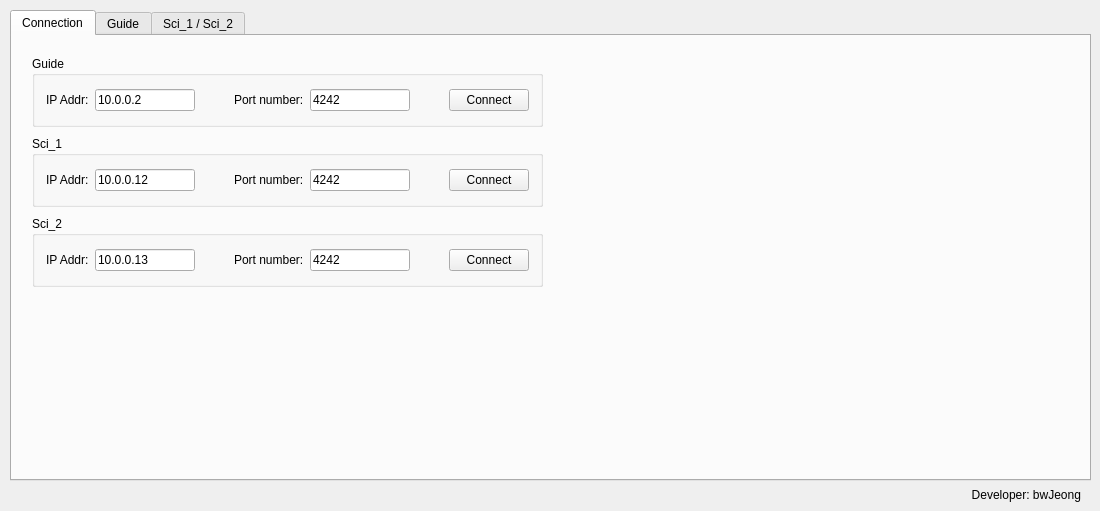
Above: mainwindow.ui from bwJeong/ArchonCommInspectionSW before the change. Below: the same form after it.
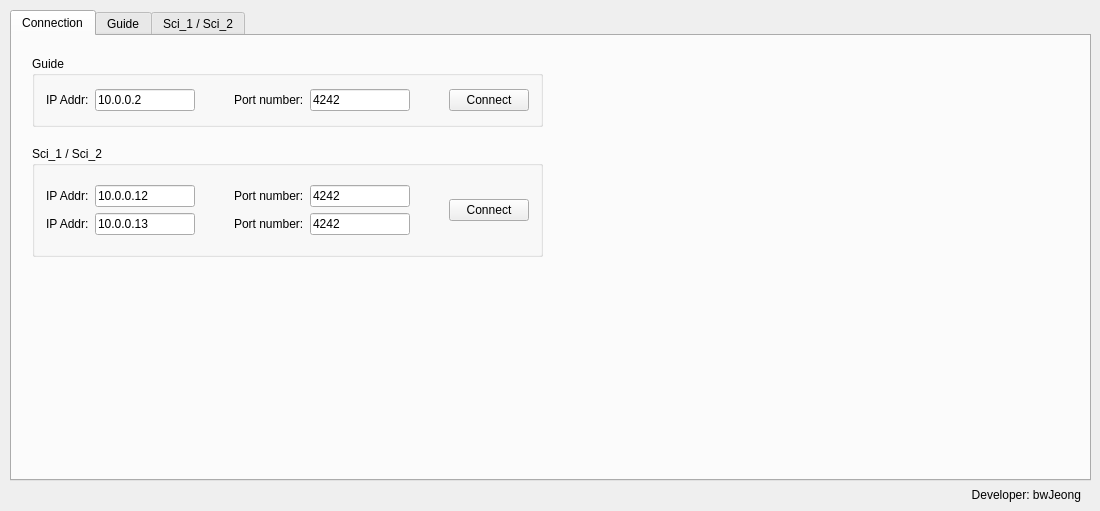
That is the form after the change.

Commit message: v0.1.0 - Add CCD Power ON/OFF button

Diff of the .ui file:
```diff
--- a/mainwindow.ui
+++ b/mainwindow.ui
@@ -26,9 +26,27 @@
       <height>471</height>
      </rect>
     </property>
+    <property name="tabPosition">
+     <enum>QTabWidget::North</enum>
+    </property>
+    <property name="tabShape">
+     <enum>QTabWidget::Rounded</enum>
+    </property>
     <property name="currentIndex">
      <number>0</number>
     </property>
+    <property name="elideMode">
+     <enum>Qt::ElideNone</enum>
+    </property>
+    <property name="documentMode">
+     <bool>false</bool>
+    </property>
+    <property name="tabsClosable">
+     <bool>false</bool>
+    </property>
+    <property name="movable">
+     <bool>false</bool>
+    </property>
     <widget class="QWidget" name="tabConnection">
      <attribute name="title">
       <string>Connection</string>
@@ -123,25 +141,21 @@
       <property name="geometry">
        <rect>
         <x>20</x>
-        <y>100</y>
+        <y>110</y>
         <width>511</width>
-        <height>71</height>
+        <height>111</height>
        </rect>
       </property>
       <property name="title">
-       <string>Sci_1</string>
+       <string>Sci_1 / Sci_2</string>
+      </property>
+      <property name="flat">
+       <bool>false</bool>
       </property>
       <layout class="QGridLayout" name="gridLayout_3">
        <item row="0" column="0">
-        <layout class="QHBoxLayout" name="horizontalLayout_2">
-         <item>
-          <widget class="QLabel" name="label_5">
-           <property name="text">
-            <string>IP Addr:</string>
-           </property>
-          </widget>
-         </item>
-         <item>
+        <layout class="QGridLayout" name="gridLayout">
+         <item row="0" column="1">
           <widget class="QLineEdit" name="leIpAddr_2">
            <property name="inputMask">
             <string/>
@@ -151,7 +165,44 @@
            </property>
           </widget>
          </item>
-         <item>
+         <item row="1" column="3">
+          <widget class="QLabel" name="label_9">
+           <property name="text">
+            <string>Port number:</string>
+           </property>
+          </widget>
+         </item>
+         <item row="1" column="5">
+          <spacer name="horizontalSpacer_6">
+           <property name="orientation">
+            <enum>Qt::Horizontal</enum>
+           </property>
+           <property name="sizeHint" stdset="0">
+            <size>
+             <width>40</width>
+             <height>20</height>
+            </size>
+           </property>
+          </spacer>
+         </item>
+         <item row="1" column="1">
+          <widget class="QLineEdit" name="leIpAddr_3">
+           <property name="inputMask">
+            <string/>
+           </property>
+           <property name="text">
+            <string>10.0.0.13</string>
+           </property>
+          </widget>
+         </item>
+         <item row="0" column="4">
+          <widget class="QLineEdit" name="lePortNumber_2">
+           <property name="text">
+            <string>4242</string>
+           </property>
+          </widget>
+         </item>
+         <item row="0" column="2">
           <spacer name="horizontalSpacer_3">
            <property name="orientation">
             <enum>Qt::Horizontal</enum>
@@ -164,34 +215,14 @@
            </property>
           </spacer>
          </item>
-         <item>
+         <item row="0" column="3">
           <widget class="QLabel" name="label_8">
            <property name="text">
             <string>Port number:</string>
            </property>
           </widget>
          </item>
-         <item>
-          <widget class="QLineEdit" name="lePortNumber_2">
-           <property name="text">
-            <string>4242</string>
-           </property>
-          </widget>
-         </item>
-         <item>
-          <spacer name="horizontalSpacer_4">
-           <property name="orientation">
-            <enum>Qt::Horizontal</enum>
-           </property>
-           <property name="sizeHint" stdset="0">
-            <size>
-             <width>40</width>
-             <height>20</height>
-            </size>
-           </property>
-          </spacer>
-         </item>
-         <item>
+         <item row="0" column="6" rowspan="2">
           <widget class="QPushButton" name="btnTgConnection_2">
            <property name="text">
             <string>Connect</string>
@@ -201,43 +232,34 @@
            </property>
           </widget>
          </item>
-        </layout>
-       </item>
-      </layout>
-     </widget>
-     <widget class="QGroupBox" name="groupBox_3">
-      <property name="geometry">
-       <rect>
-        <x>20</x>
-        <y>180</y>
-        <width>511</width>
-        <height>71</height>
-       </rect>
-      </property>
-      <property name="title">
-       <string>Sci_2</string>
-      </property>
-      <layout class="QGridLayout" name="gridLayout_4">
-       <item row="0" column="0">
-        <layout class="QHBoxLayout" name="horizontalLayout_3">
-         <item>
+         <item row="0" column="0">
+          <widget class="QLabel" name="label_5">
+           <property name="text">
+            <string>IP Addr:</string>
+           </property>
+          </widget>
+         </item>
+         <item row="0" column="5">
+          <spacer name="horizontalSpacer_4">
+           <property name="orientation">
+            <enum>Qt::Horizontal</enum>
+           </property>
+           <property name="sizeHint" stdset="0">
+            <size>
+             <width>40</width>
+             <height>20</height>
+            </size>
+           </property>
+          </spacer>
+         </item>
+         <item row="1" column="0">
           <widget class="QLabel" name="label_6">
            <property name="text">
             <string>IP Addr:</string>
            </property>
           </widget>
          </item>
-         <item>
-          <widget class="QLineEdit" name="leIpAddr_3">
-           <property name="inputMask">
-            <string/>
-           </property>
-           <property name="text">
-            <string>10.0.0.13</string>
-           </property>
-          </widget>
-         </item>
-         <item>
+         <item row="1" column="2">
           <spacer name="horizontalSpacer_5">
            <property name="orientation">
             <enum>Qt::Horizontal</enum>
@@ -250,43 +272,13 @@
            </property>
           </spacer>
          </item>
-         <item>
-          <widget class="QLabel" name="label_9">
-           <property name="text">
-            <string>Port number:</string>
-           </property>
-          </widget>
-         </item>
-         <item>
+         <item row="1" column="4">
           <widget class="QLineEdit" name="lePortNumber_3">
            <property name="text">
             <string>4242</string>
            </property>
           </widget>
          </item>
-         <item>
-          <spacer name="horizontalSpacer_6">
-           <property name="orientation">
-            <enum>Qt::Horizontal</enum>
-           </property>
-           <property name="sizeHint" stdset="0">
-            <size>
-             <width>40</width>
-             <height>20</height>
-            </size>
-           </property>
-          </spacer>
-         </item>
-         <item>
-          <widget class="QPushButton" name="btnTgConnection_3">
-           <property name="text">
-            <string>Connect</string>
-           </property>
-           <property name="checkable">
-            <bool>true</bool>
-           </property>
-          </widget>
-         </item>
         </layout>
        </item>
       </layout>
```
Left out of the diff: 171 changed lines with no effect on the pictures. The commit also changes 4 other files.
